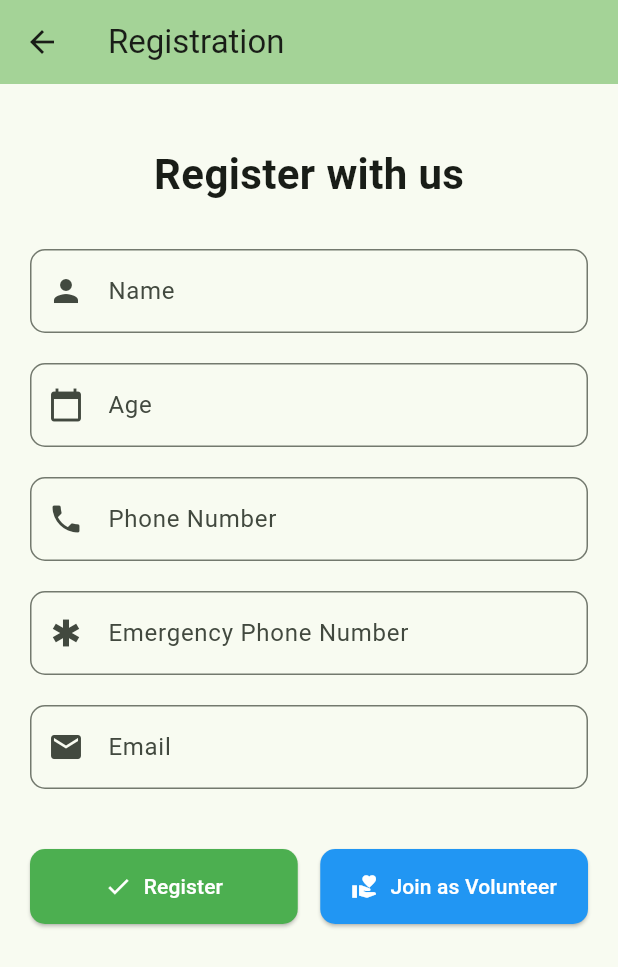
After one commit to Abhimaan-kumar/LifeLense, a Flutter app: the screen it shows after launch, after a tap on the "person" icon, on a phone screen of 412 x 824 dp. The commit adds this screen. Shown: the top 967 px of the screen. Run offline on Flutter 3.47's test engine with Material 3 defaults, Android fonts, the phone set to English and light mode, and no system bars; our stand-ins replace flutter_tts, speech_to_text.

Commit message:
registration and volunteer

```diff
--- a/lib/screens/home_screen.dart
+++ b/lib/screens/home_screen.dart
@@ -14,6 +14,7 @@ import 'color_screen.dart';
 import 'talk_with_voluntary_screen.dart';
 import 'ai_buddy_screen.dart';
 import 'emergency_screen.dart';
+import 'registration.dart';
 
 // Command mapping for screens
 final Map<String, (String label, Widget Function() builder)> commandScreenMap = {
@@ -184,6 +185,17 @@ class _HomeScreenState extends State<HomeScreen> {
       appBar: AppBar(
         backgroundColor: Theme.of(context).colorScheme.inversePrimary,
         title: Text(widget.title),
+        actions: [
+          IconButton(
+            icon: const Icon(Icons.person),
+            onPressed: () {
+              Navigator.push(
+                context,
+                MaterialPageRoute(builder: (_) => const RegistrationScreen()),
+              ).then((_) => _speak('Back to home. Press volume up to give a command.'));
+            },
+          ),
+        ],
       ),
       body: Padding(
         padding: const EdgeInsets.all(30.0),
--- /dev/null
+++ b/lib/screens/registration.dart
@@ -0,0 +1,248 @@
+import 'package:flutter/material.dart';
+import 'volunteer.dart';
+
+class RegistrationScreen extends StatefulWidget {
+  const RegistrationScreen({super.key});
+
+  @override
+  State<RegistrationScreen> createState() => _RegistrationScreenState();
+}
+
+class _RegistrationScreenState extends State<RegistrationScreen> {
+  final _formKey = GlobalKey<FormState>();
+  final _nameController = TextEditingController();
+  final _ageController = TextEditingController();
+  final _phoneController = TextEditingController();
+  final _emergencyPhoneController = TextEditingController();
+  final _emailController = TextEditingController();
+
+  @override
+  void dispose() {
+    _nameController.dispose();
+    _ageController.dispose();
+    _phoneController.dispose();
+    _emergencyPhoneController.dispose();
+    _emailController.dispose();
+    super.dispose();
+  }
+
+  void _handleRegister() {
+    if (_formKey.currentState!.validate()) {
+      ScaffoldMessenger.of(context).showSnackBar(
+        const SnackBar(
+          content: Text('Registration successful!'),
+          duration: Duration(seconds: 2),
+        ),
+      );
+      // You can add your registration logic here
+      Future.delayed(const Duration(seconds: 2), () {
+        if (mounted) {
+          Navigator.pop(context);
+        }
+      });
+    }
+  }
+
+  void _handleJoinVolunteer() {
+    if (_formKey.currentState!.validate()) {
+      ScaffoldMessenger.of(context).showSnackBar(
+        const SnackBar(
+          content: Text('Thank you for joining as a volunteer!'),
+          duration: Duration(seconds: 2),
+        ),
+      );
+      // You can add your volunteer logic here
+      Future.delayed(const Duration(seconds: 2), () {
+        if (mounted) {
+          Navigator.push(
+            context,
+            MaterialPageRoute(builder: (_) => const VolunteerScreen()),
+          );
+        }
+      });
+    }
+  }
+
+  @override
+  Widget build(BuildContext context) {
+    return Scaffold(
+      appBar: AppBar(
+        title: const Text('Registration'),
+        backgroundColor: Theme.of(context).colorScheme.inversePrimary,
+      ),
+      body: SingleChildScrollView(
+        padding: const EdgeInsets.all(20.0),
+        child: Form(
+          key: _formKey,
+          child: Column(
+            children: [
+              const SizedBox(height: 20),
+              const Text(
+                'Register with us',
+                style: TextStyle(
+                  fontSize: 28,
+                  fontWeight: FontWeight.bold,
+                ),
+              ),
+              const SizedBox(height: 30),
+              // Name Field
+              TextFormField(
+                controller: _nameController,
+                decoration: InputDecoration(
+                  labelText: 'Name',
+                  hintText: 'Enter your full name',
+                  prefixIcon: const Icon(Icons.person),
+                  border: OutlineInputBorder(
+                    borderRadius: BorderRadius.circular(10),
+                  ),
+                ),
+                validator: (value) {
+                  if (value == null || value.isEmpty) {
+                    return 'Please enter your name';
+                  }
+                  if (value.length < 2) {
+                    return 'Name must be at least 2 characters';
+                  }
+                  return null;
+                },
+              ),
+              const SizedBox(height: 20),
+              // Age Field
+              TextFormField(
+                controller: _ageController,
+                decoration: InputDecoration(
+                  labelText: 'Age',
+                  hintText: 'Enter your age',
+                  prefixIcon: const Icon(Icons.calendar_today),
+                  border: OutlineInputBorder(
+                    borderRadius: BorderRadius.circular(10),
+                  ),
+                ),
+                keyboardType: TextInputType.number,
+                validator: (value) {
+                  if (value == null || value.isEmpty) {
+                    return 'Please enter your age';
+                  }
+                  if (int.tryParse(value) == null) {
+                    return 'Please enter a valid number';
+                  }
+                  if (int.parse(value) < 1 || int.parse(value) > 150) {
+                    return 'Please enter a valid age';
+                  }
+                  return null;
+                },
+              ),
+              const SizedBox(height: 20),
+              // Phone Number Field
+              TextFormField(
+                controller: _phoneController,
+                decoration: InputDecoration(
+                  labelText: 'Phone Number',
+                  hintText: 'Enter your phone number',
+                  prefixIcon: const Icon(Icons.phone),
+                  border: OutlineInputBorder(
+                    borderRadius: BorderRadius.circular(10),
+                  ),
+                ),
+                keyboardType: TextInputType.phone,
+                validator: (value) {
+                  if (value == null || value.isEmpty) {
+                    return 'Please enter your phone number';
+                  }
+                  if (value.length < 10) {
+                    return 'Please enter a valid phone number';
+                  }
+                  return null;
+                },
+              ),
+              const SizedBox(height: 20),
+              // Emergency Phone Number Field
+              TextFormField(
+                controller: _emergencyPhoneController,
+                decoration: InputDecoration(
+                  labelText: 'Emergency Phone Number',
+                  hintText: 'Enter emergency contact number',
+                  prefixIcon: const Icon(Icons.emergency),
+                  border: OutlineInputBorder(
+                    borderRadius: BorderRadius.circular(10),
+                  ),
+                ),
+                keyboardType: TextInputType.phone,
+                validator: (value) {
+                  if (value == null || value.isEmpty) {
+                    return 'Please enter emergency phone number';
+                  }
+                  if (value.length < 10) {
+                    return 'Please enter a valid phone number';
+                  }
+                  return null;
+                },
+              ),
+              const SizedBox(height: 20),
+              // Email Field
+              TextFormField(
+                controller: _emailController,
+                decoration: InputDecoration(
+                  labelText: 'Email',
+                  hintText: 'Enter your email address',
+                  prefixIcon: const Icon(Icons.email),
+                  border: OutlineInputBorder(
+                    borderRadius: BorderRadius.circular(10),
+                  ),
+                ),
+                keyboardType: TextInputType.emailAddress,
+                validator: (value) {
+                  if (value == null || value.isEmpty) {
+                    return 'Please enter your email';
+                  }
+                  if (!RegExp(r'^[^@]+@[^@]+\.[^@]+').hasMatch(value)) {
+                    return 'Please enter a valid email address';
+                  }
+                  return null;
+                },
+              ),
+              const SizedBox(height: 40),
+              // Buttons
+              Row(
+                children: [
+                  Expanded(
+                    child: ElevatedButton.icon(
+                      onPressed: _handleRegister,
+                      icon: const Icon(Icons.check),
+                      label: const Text('Register'),
+                      style: ElevatedButton.styleFrom(
+                        padding: const EdgeInsets.symmetric(vertical: 15),
+                        backgroundColor: Colors.green,
+                        foregroundColor: Colors.white,
+                        shape: RoundedRectangleBorder(
+                          borderRadius: BorderRadius.circular(10),
+                        ),
+                      ),
+                    ),
+                  ),
+                  const SizedBox(width: 15),
+                  Expanded(
+                    child: ElevatedButton.icon(
+                      onPressed: _handleJoinVolunteer,
+                      icon: const Icon(Icons.volunteer_activism),
+                      label: const Text('Join as Volunteer'),
+                      style: ElevatedButton.styleFrom(
+                        padding: const EdgeInsets.symmetric(vertical: 15),
+                        backgroundColor: Colors.blue,
+                        foregroundColor: Colors.white,
+                        shape: RoundedRectangleBorder(
+                          borderRadius: BorderRadius.circular(10),
+                        ),
+                      ),
+                    ),
+                  ),
+                ],
+              ),
+              const SizedBox(height: 20),
+            ],
+          ),
+        ),
+      ),
+    );
+  }
+}
```
Also changed, not shown: lib/screens/ai_buddy_screen.dart (+15 -1 lines), lib/screens/color_screen.dart (+15 -1 lines), lib/screens/currency_screen.dart (+15 -1 lines), lib/screens/emergency_screen.dart (+12 -0 lines), lib/screens/navigate_screen.dart (+15 -1 lines), lib/screens/object_recognition_screen.dart (+15 -1 lines), lib/screens/person_identification_screen.dart (+15 -1 lines), lib/screens/read_anything_screen.dart (+15 -1 lines), lib/screens/scene_captioning_screen.dart (+15 -1 lines), lib/screens/talk_with_voluntary_screen.dart (+15 -1 lines), lib/screens/volunteer.dart (added, +68 -0 lines).
